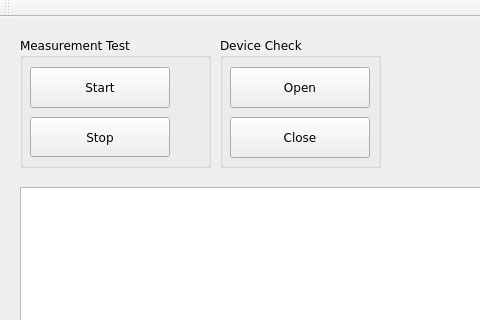
shnomad/Battery-Test, file mainwindow.ui: the form before one commit; both pictures show x 0 to 480 and y 0 to 320 of the 1024 by 600 pixel window.
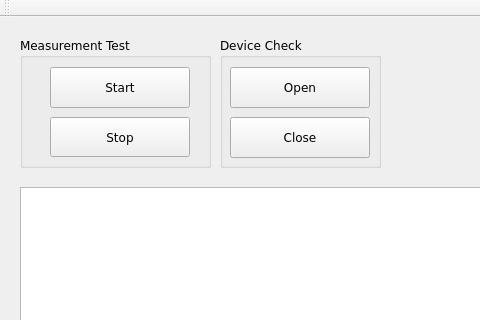
The form after the commit.

Patch:
```diff
--- a/mainwindow.ui
+++ b/mainwindow.ui
@@ -173,7 +173,7 @@
     <widget class="QPushButton" name="test_start">
      <property name="geometry">
       <rect>
-       <x>10</x>
+       <x>30</x>
        <y>30</y>
        <width>140</width>
        <height>41</height>
@@ -191,7 +191,7 @@
     <widget class="QPushButton" name="test_stop">
      <property name="geometry">
       <rect>
-       <x>10</x>
+       <x>30</x>
        <y>80</y>
        <width>140</width>
        <height>40</height>
```
Left out of the diff: 18 changed lines with no effect on the pictures.
